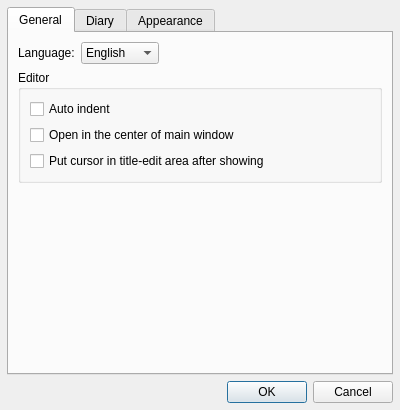
Qt form ui/configdialog.ui (krrr/Hazama) before a commit.
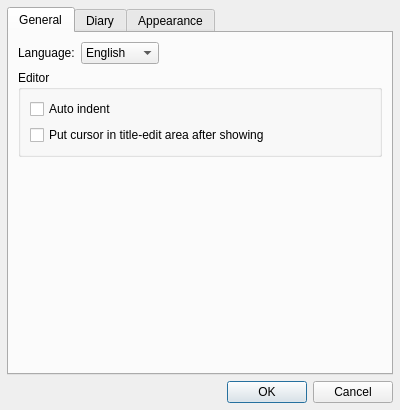
The same form after that commit.

Commit message: remove multi-instance check and Editor's centeropen

```diff
--- a/ui/configdialog.ui
+++ b/ui/configdialog.ui
@@ -116,13 +116,6 @@
             </property>
            </widget>
           </item>
-          <item>
-           <widget class="QCheckBox" name="copenCheck">
-            <property name="text">
-             <string>Open in the center of main window</string>
-            </property>
-           </widget>
-          </item>
           <item>
            <widget class="QCheckBox" name="tfocusCheck">
             <property name="text">
```
The commit also changes 1 other file.
